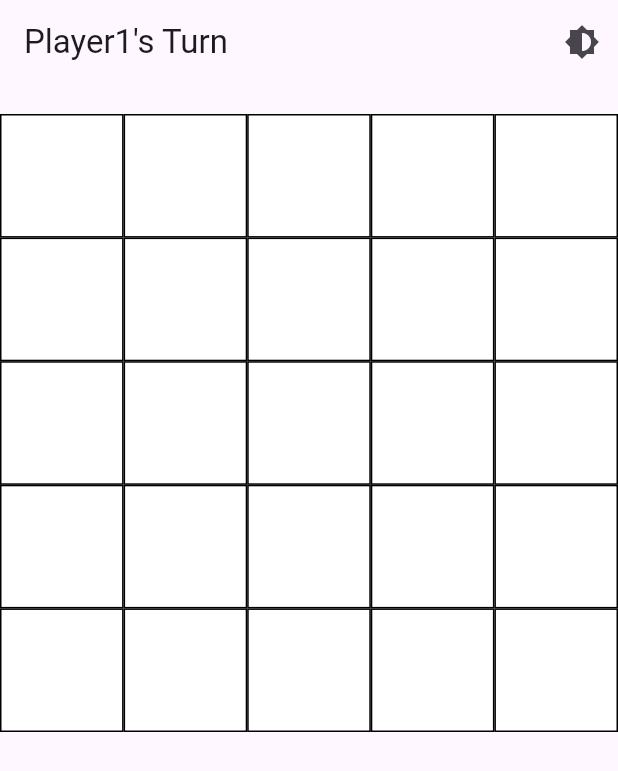
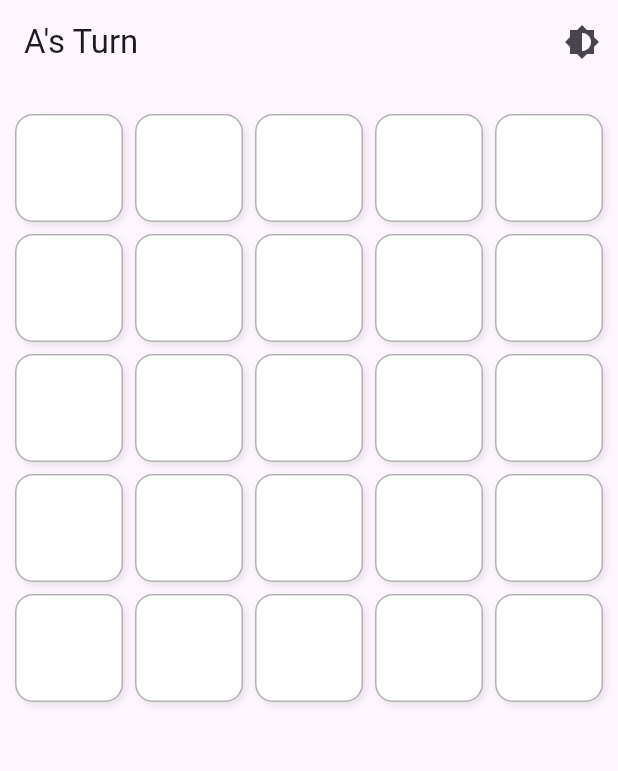
Before and after one commit to Mrudul111/hitwicket, a Flutter app: the screen it shows after launch, on a phone screen of 412 x 824 dp. Shown: the top 771 px of the screen. Run offline on Flutter 3.47's test engine with Material 3 defaults, Android fonts, the light colour scheme and no system bars; network calls fail.

Commit message:
UI Changes

```diff
--- a/lib/controller/game_state_provider.dart
+++ b/lib/controller/game_state_provider.dart
@@ -2,7 +2,7 @@ import 'package:flutter/foundation.dart';
 
 class GameStateProvider with ChangeNotifier {
   List<String?> _board = List.filled(25, null);
-  String _currentPlayer = 'Player1';
+  String _currentPlayer = 'A';
   bool _gameOver = false;
   int? _selectedCharacterIndex;
   List<int> _validMoves = [];
@@ -66,22 +66,22 @@ class GameStateProvider with ChangeNotifier {
     }
   }
 
-  String switchPlayer() => _currentPlayer == 'Player1' ? 'Player2' : 'Player1';
+  String switchPlayer() => _currentPlayer == 'A' ? 'B' : 'A';
 
   void winningCondition() {
-    final left_p1 = _board.any((c) => c != null && c.startsWith('Player1'));
-    final left_p2 = _board.any((c) => c != null && c.startsWith('Player2'));
+    final left_p1 = _board.any((c) => c != null && c.startsWith('A'));
+    final left_p2 = _board.any((c) => c != null && c.startsWith('B'));
 
     if (!left_p1) {
       setGameOver(true);
 
       notifyListeners();
-      print('Player2 wins!');
+      print('B wins!');
 
     } else if (!left_p2) {
       setGameOver(true);
       notifyListeners();
-      print('Player1 wins!');
+      print('A wins!');
     }
   }
   List<int> calculateValidMoves(int index) {
--- a/lib/controller/theme_provider.dart
+++ b/lib/controller/theme_provider.dart
@@ -1,5 +1,3 @@
-import 'package:flutter/material.dart';
-
 import 'package:flutter/material.dart';
 
 class ThemeProvider with ChangeNotifier {
@@ -7,17 +5,50 @@ class ThemeProvider with ChangeNotifier {
 
   ThemeMode get themeMode => _themeMode;
 
+  Color _winTextColor = Colors.green; // Default color for win text
+
+  Color get winTextColor => _winTextColor;
+
+  void setWinTextColor(Color color) {
+    _winTextColor = color;
+    notifyListeners();
+  }
+
   void toggleTheme() {
     _themeMode = _themeMode == ThemeMode.light ? ThemeMode.dark : ThemeMode.light;
     notifyListeners();
   }
 
+  ThemeData get themeData {
+    if (_themeMode == ThemeMode.light) {
+      return ThemeData(
+        brightness: Brightness.light,
+        primaryColor: Colors.blue,
+        colorScheme: ColorScheme.light(
+          primary: Colors.blue,
+          onPrimary: Colors.white,
+          secondary: Colors.green,
+        ),
+      );
+    } else {
+      return ThemeData(
+        brightness: Brightness.dark,
+        primaryColor: Colors.cyan,
+        colorScheme: ColorScheme.dark(
+          primary: Colors.cyan,
+          onPrimary: Colors.black,
+          secondary: Colors.purple,
+        ),
+      );
+    }
+  }
+
   Color get player1Color {
-    return _themeMode == ThemeMode.light ? Colors.blue : Colors.cyan;
+    return themeData.colorScheme.primary;
   }
 
   Color get player2Color {
-    return _themeMode == ThemeMode.light ? Colors.green : Colors.purple;
+    return themeData.colorScheme.secondary;
   }
 
   Color get selectionColor {
--- a/lib/view/game_page.dart
+++ b/lib/view/game_page.dart
@@ -54,10 +54,12 @@ class _GamePageState extends State<GamePage> {
         top: false,
         left: false,
         child: Padding(
-          padding: const EdgeInsets.symmetric(vertical: 20),
+          padding: const EdgeInsets.symmetric(vertical: 20, horizontal: 10),
           child: GridView.builder(
             gridDelegate: SliverGridDelegateWithFixedCrossAxisCount(
               crossAxisCount: 5,
+              crossAxisSpacing: 8,
+              mainAxisSpacing: 8,
             ),
             itemCount: 25,
             itemBuilder: (context, index) {
@@ -70,7 +72,7 @@ class _GamePageState extends State<GamePage> {
                   : (isValidMove && !isOwnCharacter)
                   ? Colors.redAccent
                   : cellContent != null
-                  ? (cellContent.startsWith('Player1') ? player1Color : player2Color)
+                  ? (cellContent.startsWith('A') ? player1Color : player2Color)
                   : Colors.white;
 
               return GestureDetector(
@@ -97,15 +99,24 @@ class _GamePageState extends State<GamePage> {
                 },
                 child: Container(
                   decoration: BoxDecoration(
-                    border: Border.all(color: Colors.black),
+                    borderRadius: BorderRadius.circular(12),
+                    boxShadow: [
+                      BoxShadow(
+                        color: Colors.black.withOpacity(0.1),
+                        blurRadius: 4,
+                        offset: Offset(2, 2),
+                      ),
+                    ],
+                    border: Border.all(color: Colors.black.withOpacity(0.3)),
                     color: cellColor,
                   ),
                   child: Center(
                     child: Text(
                       cellContent ?? '',
                       style: TextStyle(
-                        fontSize: 24,
-                        color: cellContent != null ? Colors.black : Colors.grey,
+                        fontSize: 22,
+                        fontWeight: FontWeight.bold,
+                        color: cellContent != null ? Colors.black : Colors.grey[600],
                       ),
                     ),
                   ),
@@ -117,8 +128,12 @@ class _GamePageState extends State<GamePage> {
       )
           : Center(
         child: Text(
-          '${gameState.currentPlayer} Wins',
-          style: TextStyle(fontSize: 24),
+          '${gameState.currentPlayer} Wins!',
+          style: TextStyle(
+            fontSize: 32,
+            fontWeight: FontWeight.bold,
+            color: themeProvider.winTextColor,
+          ),
         ),
       ),
     );
```
Also changed, not shown: 1 other file.
